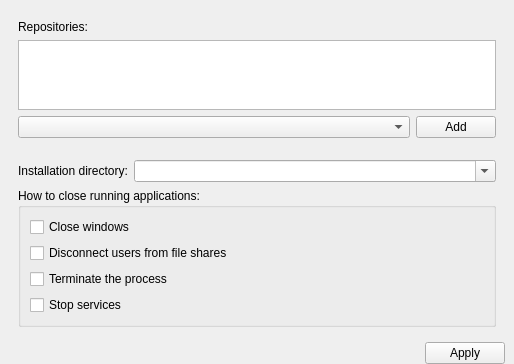
First picture: the form in wpmcpp/src/settingsframe.ui, repository npackd/npackd-cpp, before the edit.
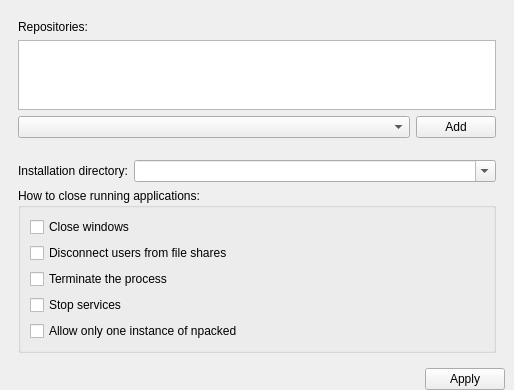
Second picture: the form after the edit.

Commit message: Allow only one instance https://github.com/tim-lebedkov/npackd/issues/456

The edit to the form file:
```diff
--- a/wpmcpp/src/settingsframe.ui
+++ b/wpmcpp/src/settingsframe.ui
@@ -195,6 +195,13 @@
            </property>
           </widget>
          </item>
+         <item>
+          <widget class="QCheckBox" name="checkBoxSingleInstance">
+           <property name="text">
+            <string>Allow only one instance of npacked</string>
+           </property>
+          </widget>
+         </item>
         </layout>
        </widget>
       </item>
```
The commit also changes 4 other files.
